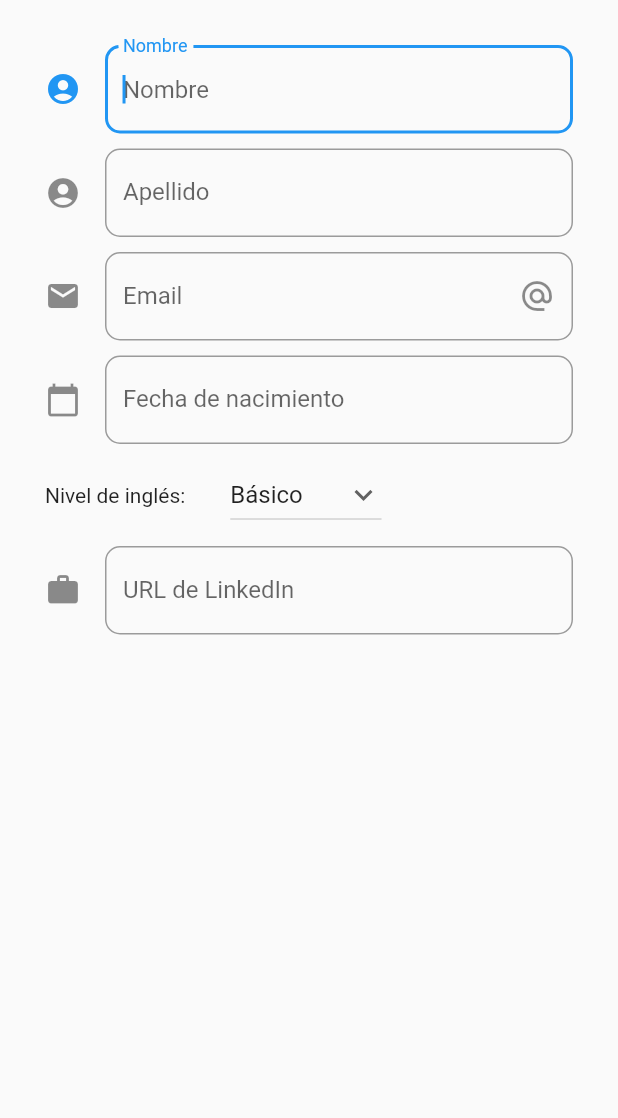
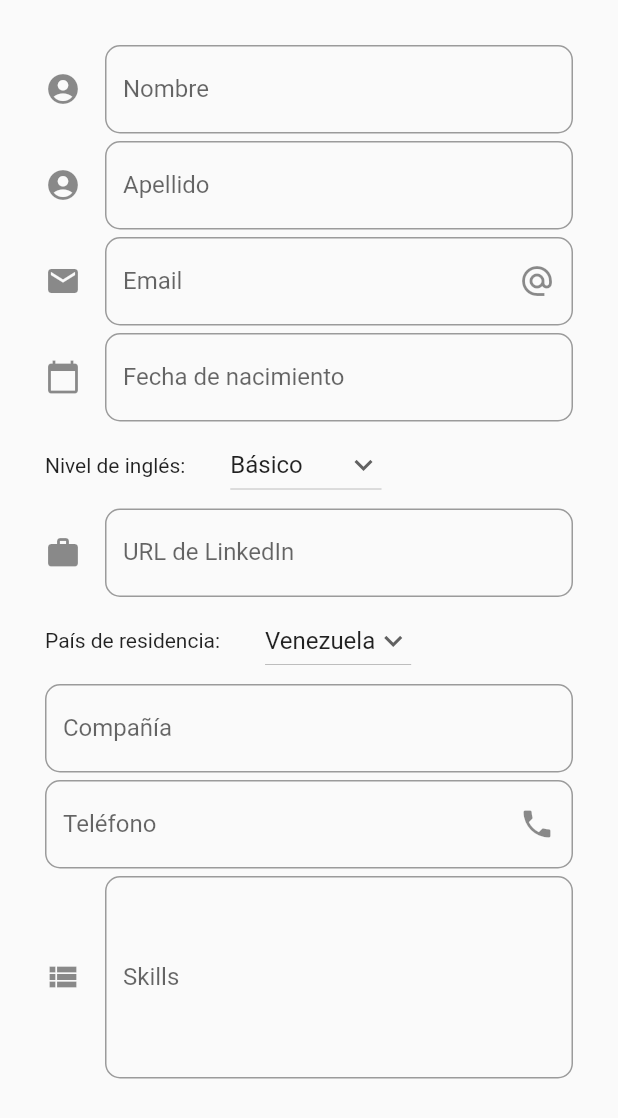
Before and after one commit to golomanos/RRHHassistant, a Flutter app: the AddCandidatePage screen opened by its route, on a phone screen of 412 x 824 dp. Shown: the top 1118 px of the screen. Run offline on Flutter 3.47's test engine with Material 2 defaults, Android fonts, the light colour scheme and no system bars; our stand-ins replace sqflite; accounts and stored records are empty.

Commit message:
agregado de pais, numero, skills

```diff
--- a/lib/src/pages/add_candidate.dart
+++ b/lib/src/pages/add_candidate.dart
@@ -13,10 +13,16 @@ class _AddCandidatePageState extends State<AddCandidatePage> {
   String _email = '';
   String _date = '';
   String _selectedOption = 'Básico';
+  String _countryOption = 'Venezuela';
   String _linkedIn = '';
+  String _actualCompany = '';
+  String _phoneNumber = '';
+  String _skills = '';
+
   TextEditingController _inputFieldDateController = new TextEditingController();
 
   List<String> _englishLevel = ['Básico', 'Intermedio', 'Avanzado', 'Nativo'];
+  List<String> _residenceCountry = ['Venezuela', 'Colombia', 'México', 'EEUU'];
   @override
   Widget build(BuildContext context) {
     return Scaffold(
@@ -27,16 +33,24 @@ class _AddCandidatePageState extends State<AddCandidatePage> {
           Column(
             children: [
               _createName(),
-              SizedBox(height: 10.0),
+              SizedBox(height: 5.0),
               _createLastName(),
-              SizedBox(height: 10.0),
+              SizedBox(height: 5.0),
               _createEmail(),
-              SizedBox(height: 10.0),
+              SizedBox(height: 5.0),
               _createDate(context),
-              SizedBox(height: 10.0),
+              SizedBox(height: 5.0),
               _englishLevelDropDown(),
-              SizedBox(height: 10.0),
+              SizedBox(height: 5.0),
               _linkedInUrl(),
+              SizedBox(height: 5.0),
+              _country(),
+              SizedBox(height: 5.0),
+              _company(),
+              SizedBox(height: 5.0),
+              _createPhone(),
+              SizedBox(height: 5.0),
+              _createSkills(),
             ],
           ),
         ],
@@ -46,7 +60,8 @@ class _AddCandidatePageState extends State<AddCandidatePage> {
 
   Widget _createName() {
     return TextField(
-      autofocus: true,
+      autofocus: false,
+      keyboardType: TextInputType.name,
       textCapitalization: TextCapitalization.sentences,
       decoration: InputDecoration(
           border: OutlineInputBorder(borderRadius: BorderRadius.circular(10.0)),
@@ -63,8 +78,9 @@ class _AddCandidatePageState extends State<AddCandidatePage> {
 
   Widget _createLastName() {
     return TextField(
-      autofocus: true,
+      autofocus: false,
       textCapitalization: TextCapitalization.sentences,
+      keyboardType: TextInputType.name,
       decoration: InputDecoration(
           border: OutlineInputBorder(borderRadius: BorderRadius.circular(10.0)),
           hintText: "Apellido",
@@ -133,7 +149,7 @@ class _AddCandidatePageState extends State<AddCandidatePage> {
         DropdownButton(
             icon: Icon(Icons.keyboard_arrow_down),
             value: _selectedOption,
-            items: getDropDownOptions(),
+            items: getDropDownOptions(_englishLevel),
             onChanged: (opt) {
               setState(() {
                 _selectedOption = opt;
@@ -143,12 +159,12 @@ class _AddCandidatePageState extends State<AddCandidatePage> {
     );
   }
 
-  List<DropdownMenuItem<String>> getDropDownOptions() {
+  List<DropdownMenuItem<String>> getDropDownOptions(List<String> array) {
     List<DropdownMenuItem<String>> itemlist = new List();
-    _englishLevel.forEach((level) {
+    array.forEach((item) {
       itemlist.add(DropdownMenuItem(
-        child: Text(level),
-        value: level,
+        child: Text(item),
+        value: item,
       ));
     });
     return itemlist;
@@ -156,6 +172,7 @@ class _AddCandidatePageState extends State<AddCandidatePage> {
 
   Widget _linkedInUrl() {
     return TextField(
+      keyboardType: TextInputType.url,
       decoration: InputDecoration(
         border: OutlineInputBorder(borderRadius: BorderRadius.circular(10.0)),
         hintText: "URL de LinkedIn",
@@ -169,4 +186,71 @@ class _AddCandidatePageState extends State<AddCandidatePage> {
       },
     );
   }
+
+  Widget _country() {
+    return Row(
+      children: <Widget>[
+        Text('País de residencia:'),
+        SizedBox(width: 30),
+        DropdownButton(
+            icon: Icon(Icons.keyboard_arrow_down),
+            value: _countryOption,
+            items: getDropDownOptions(_residenceCountry),
+            onChanged: (opt) {
+              setState(() {
+                _countryOption = opt;
+              });
+            }),
+      ],
+    );
+  }
+
+  _company() {
+    return TextField(
+      decoration: InputDecoration(
+        border: OutlineInputBorder(borderRadius: BorderRadius.circular(10.0)),
+        hintText: 'Compañía',
+        labelText: 'Compañía',
+      ),
+      onChanged: (value) {
+        setState(() {
+          _actualCompany = value;
+        });
+      },
+    );
+  }
+
+  _createPhone() {
+    return TextField(
+      keyboardType: TextInputType.phone,
+      decoration: InputDecoration(
+        border: OutlineInputBorder(borderRadius: BorderRadius.circular(10.0)),
+        hintText: 'Número telefónico',
+        labelText: 'Teléfono',
+        suffixIcon: Icon(Icons.phone),
+      ),
+      onChanged: (value) {
+        setState(() {
+          _phoneNumber = value;
+        });
+      },
+    );
+  }
+
+  _createSkills() {
+    return TextField(
+      maxLines: 5,
+      decoration: InputDecoration(
+        border: OutlineInputBorder(borderRadius: BorderRadius.circular(10.0)),
+        hintText: "Set de Skills del candidato",
+        labelText: 'Skills',
+        icon: Icon(Icons.view_list),
+      ),
+      onChanged: (value) {
+        setState(() {
+          _skills = value;
+        });
+      },
+    );
+  }
 }
--- a/pubspec.yaml
+++ b/pubspec.yaml
@@ -30,6 +30,7 @@ dependencies:
   cupertino_icons: ^0.1.3
   sqflite: ^1.3.0
   path_provider: ^1.6.11
+  intl: ^0.16.1
 
 dev_dependencies:
   flutter_test:
```
Also changed, not shown: pubspec.lock.
